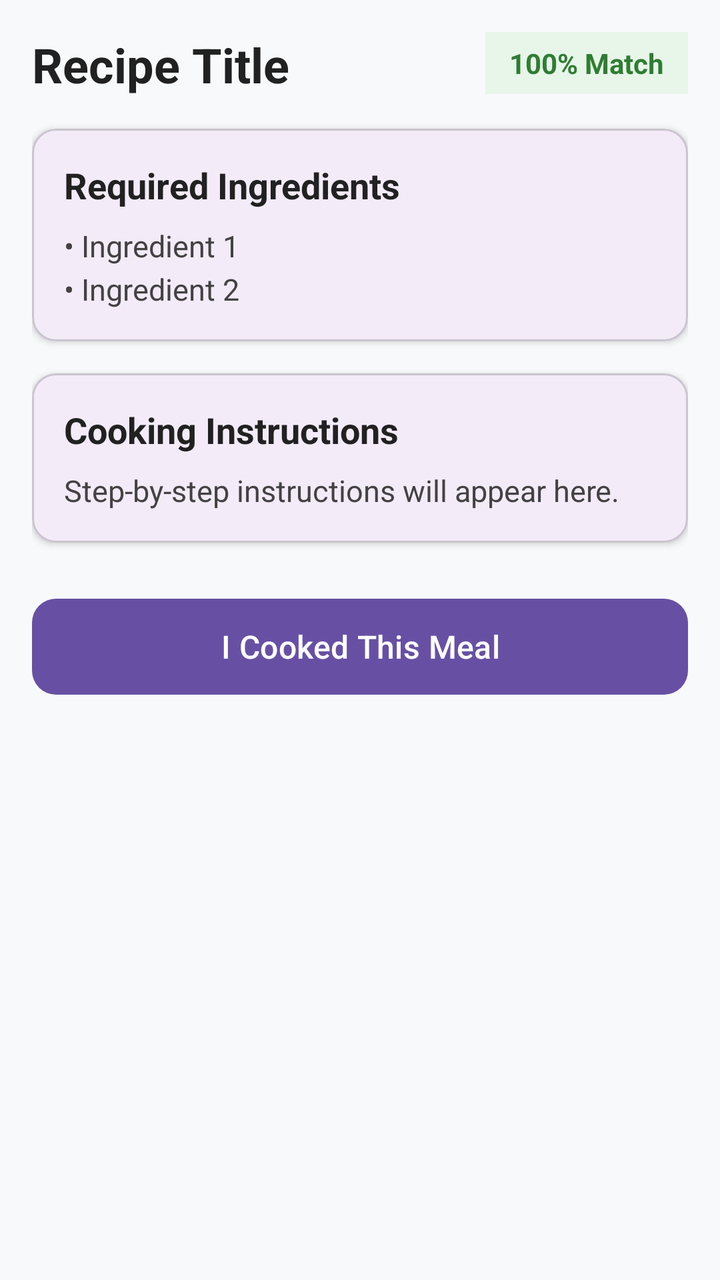
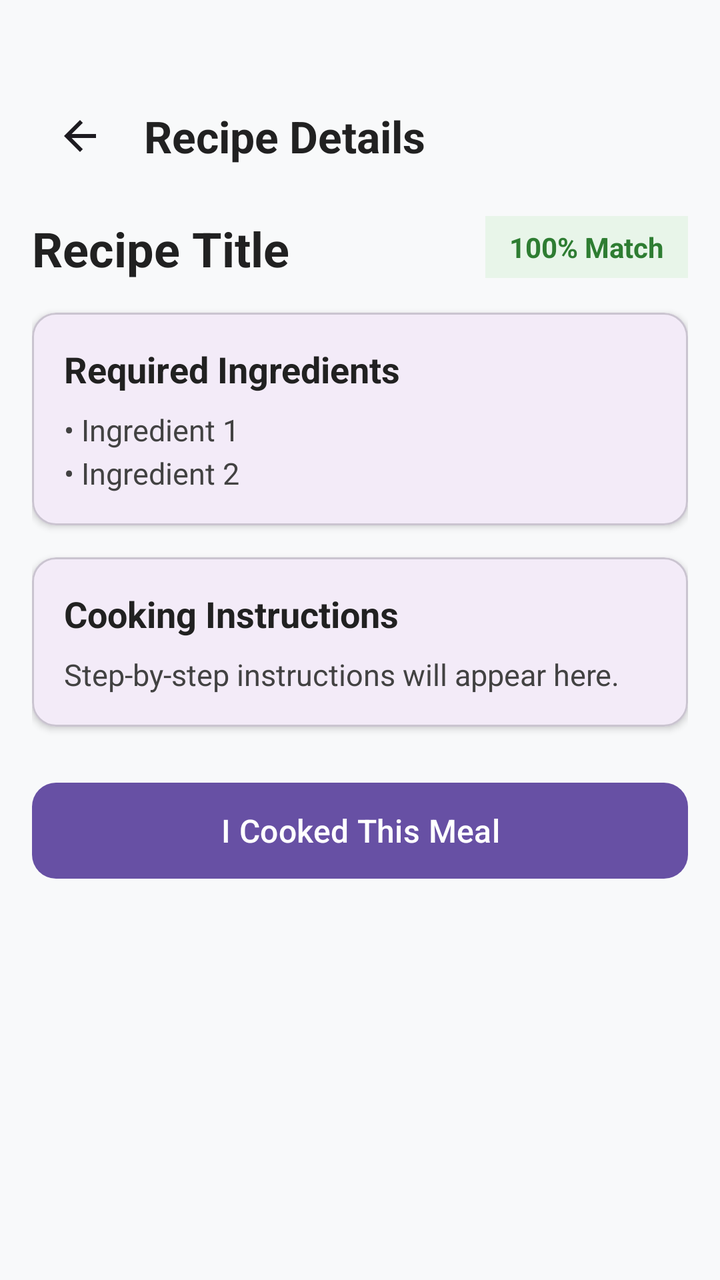

Two renders of the same Android screen: before a commit and after it. Below are the layout's source before the change and the commit's diff.
<!-- AndroidManifest.xml: application theme Theme.SmartPantryManager -->
<!-- res/layout/activity_recipe_detail.xml -->
<?xml version="1.0" encoding="utf-8"?>
<ScrollView xmlns:android="http://schemas.android.com/apk/res/android"
    xmlns:app="http://schemas.android.com/apk/res-auto"
    android:layout_width="match_parent"
    android:layout_height="match_parent"
    android:background="#F8F9FA"
    android:padding="16dp">

    <LinearLayout
        android:layout_width="match_parent"
        android:layout_height="wrap_content"
        android:orientation="vertical">

        <RelativeLayout
            android:layout_width="match_parent"
            android:layout_height="wrap_content"
            android:layout_marginBottom="16dp">

            <TextView
                android:id="@+id/tvDetailTitle"
                android:layout_width="wrap_content"
                android:layout_height="wrap_content"
                android:layout_alignParentStart="true"
                android:layout_toStartOf="@id/tvDetailMatch"
                android:text="Recipe Title"
                android:textColor="#212121"
                android:textSize="24sp"
                android:textStyle="bold" />

            <TextView
                android:id="@+id/tvDetailMatch"
                android:layout_width="wrap_content"
                android:layout_height="wrap_content"
                android:layout_alignParentEnd="true"
                android:background="#E8F5E9"
                android:paddingHorizontal="12dp"
                android:paddingVertical="6dp"
                android:text="100% Match"
                android:textColor="#2E7D32"
                android:textSize="14sp"
                android:textStyle="bold" />
        </RelativeLayout>

        
        <com.google.android.material.card.MaterialCardView
            android:layout_width="match_parent"
            android:layout_height="wrap_content"
            android:layout_marginBottom="16dp"
            app:cardCornerRadius="12dp"
            app:cardElevation="2dp">

            <LinearLayout
                android:layout_width="match_parent"
                android:layout_height="wrap_content"
                android:orientation="vertical"
                android:padding="16dp">

                <TextView
                    android:layout_width="wrap_content"
                    android:layout_height="wrap_content"
                    android:layout_marginBottom="8dp"
                    android:text="Required Ingredients"
                    android:textColor="#212121"
                    android:textSize="18sp"
                    android:textStyle="bold" />

                <TextView
                    android:id="@+id/tvDetailIngredients"
                    android:layout_width="match_parent"
                    android:layout_height="wrap_content"
                    android:lineSpacingExtra="4dp"
                    android:text="• Ingredient 1\n• Ingredient 2"
                    android:textColor="#424242"
                    android:textSize="15sp" />
            </LinearLayout>
        </com.google.android.material.card.MaterialCardView>

        
        <com.google.android.material.card.MaterialCardView
            android:layout_width="match_parent"
            android:layout_height="wrap_content"
            android:layout_marginBottom="24dp"
            app:cardCornerRadius="12dp"
            app:cardElevation="2dp">

            <LinearLayout
                android:layout_width="match_parent"
                android:layout_height="wrap_content"
                android:orientation="vertical"
                android:padding="16dp">

                <TextView
                    android:layout_width="wrap_content"
                    android:layout_height="wrap_content"
                    android:layout_marginBottom="8dp"
                    android:text="Cooking Instructions"
                    android:textColor="#212121"
                    android:textSize="18sp"
                    android:textStyle="bold" />

                <TextView
                    android:id="@+id/tvDetailInstructions"
                    android:layout_width="match_parent"
                    android:layout_height="wrap_content"
                    android:lineSpacingExtra="4dp"
                    android:text="Step-by-step instructions will appear here."
                    android:textColor="#424242"
                    android:textSize="15sp" />
            </LinearLayout>
        </com.google.android.material.card.MaterialCardView>

        
        <com.google.android.material.button.MaterialButton
            android:id="@+id/btnCookRecipe"
            android:layout_width="match_parent"
            android:layout_height="56dp"
            android:text="I Cooked This Meal"
            android:textSize="16sp"
            app:cornerRadius="12dp" />

    </LinearLayout>
</ScrollView>
<!-- resources referenced by this layout -->
<resources>
  <style name="Theme.SmartPantryManager" parent="Base.Theme.SmartPantryManager" />
  <style name="Base.Theme.SmartPantryManager" parent="Theme.Material3.DayNight.NoActionBar">
          
          
      </style>
</resources>

<!-- the commit's change to res/layout/activity_recipe_detail.xml (unified diff, before → after) -->
@@ -11,6 +11,39 @@
         android:layout_height="wrap_content"
         android:orientation="vertical">
 
+        
+        <LinearLayout
+            android:id="@+id/headerLayoutDetail"
+            android:layout_width="match_parent"
+            android:layout_height="wrap_content"
+            android:layout_marginTop="28dp"
+            android:layout_marginBottom="16dp"
+            android:gravity="center_vertical"
+            android:orientation="horizontal">
+
+            <ImageButton
+                android:id="@+id/btnBackDetail"
+                android:layout_width="48dp"
+                android:layout_height="48dp"
+                android:background="?attr/selectableItemBackgroundBorderless"
+                android:clickable="true"
+                android:contentDescription="Back"
+                android:focusable="true"
+                android:onClick="onBackClicked"
+                android:src="@drawable/ic_arrow_back"
+                app:tint="?attr/colorOnSurface" />
+
+            <TextView
+                android:layout_width="wrap_content"
+                android:layout_height="wrap_content"
+                android:layout_marginStart="8dp"
+                android:text="Recipe Details"
+                android:textColor="#212121"
+                android:textSize="22sp"
+                android:textStyle="bold" />
+        </LinearLayout>
+
+        
         <RelativeLayout
             android:layout_width="match_parent"
             android:layout_height="wrap_content"
<!-- resource entries referenced after the edit -->
@@ -1,5 +1,11 @@
 <!-- resources referenced by this layout -->
 <resources>
+  <!-- drawable ic_arrow_back (drawable) -->
+  <vector xmlns:android="http://schemas.android.com/apk/res/android" android:autoMirrored="true" android:height="24dp" android:tint="#000000" android:viewportHeight="24" android:viewportWidth="24" android:width="24dp">
+        
+      <path android:fillColor="@android:color/white" android:pathData="M20,11H7.83l5.59,-5.59L12,4l-8,8 8,8 1.41,-1.41L7.83,13H20v-2z"/>
+      
+  </vector>
   <style name="Theme.SmartPantryManager" parent="Base.Theme.SmartPantryManager" />
   <style name="Base.Theme.SmartPantryManager" parent="Theme.Material3.DayNight.NoActionBar">
           
